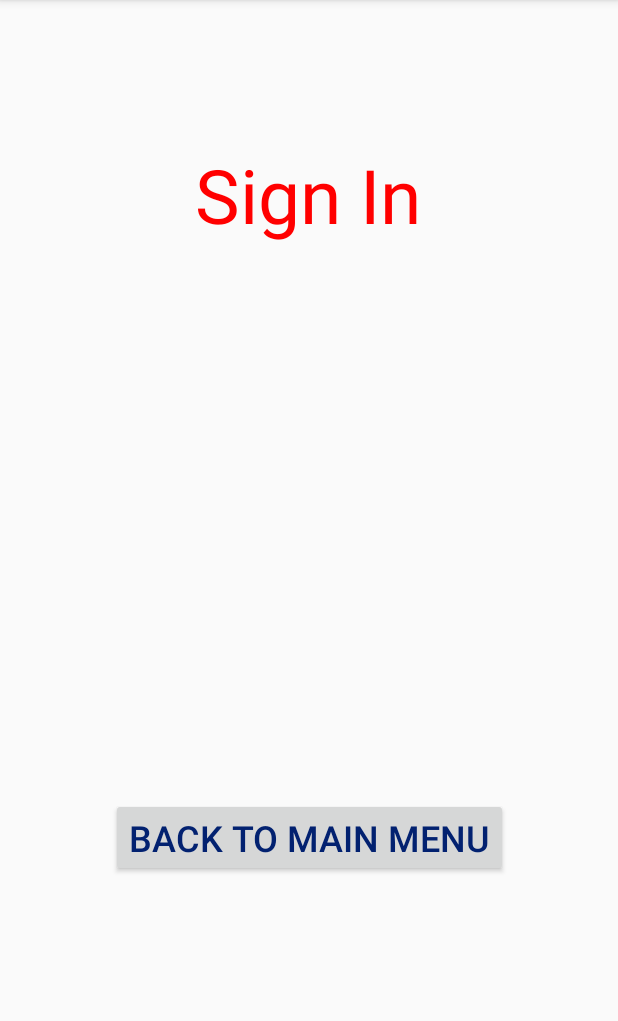
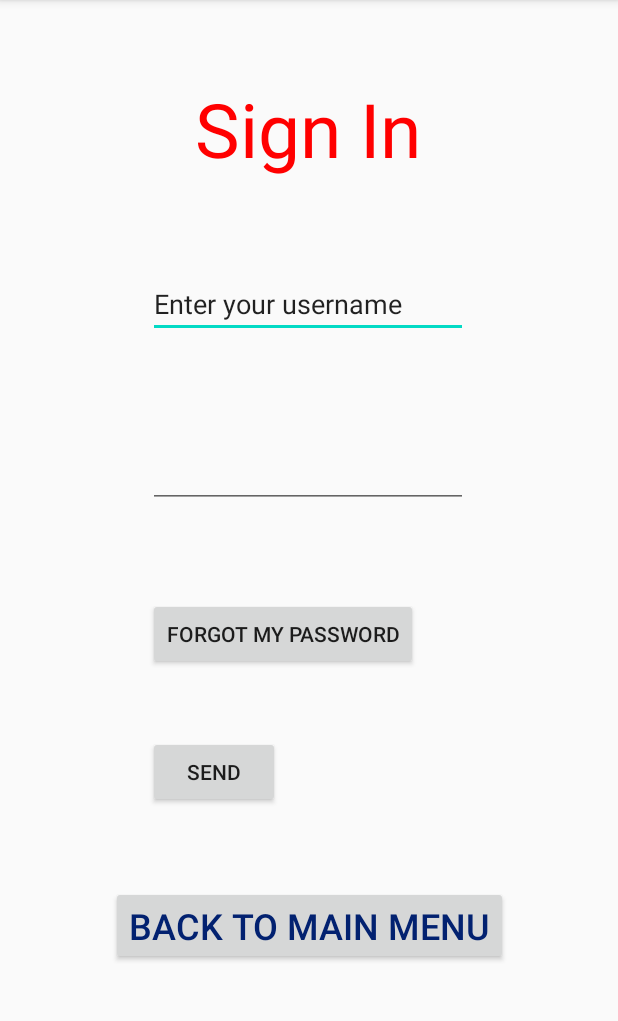
Before and after one commit to Nitzan-Beck/Free_Space, an Android app: the SingIn screen opened directly, with no data from a screen before it, on a phone screen of 412 x 824 dp, the part 84-1105 px from its top. Run offline under Robolectric (Android 15) with nearby library versions, the phone set to English and light mode, and no system bars.

Commit message:
30.10.2020 editing Sign In page

```diff
--- a/app/src/main/java/com/example/free_space/MainActivity.java
+++ b/app/src/main/java/com/example/free_space/MainActivity.java
@@ -10,35 +10,16 @@ import android.widget.Button;
 
 public class MainActivity extends AppCompatActivity {
     Button btn;
-    @Override
+    //@Override
     protected void onCreate(Bundle savedInstanceState) {
         super.onCreate(savedInstanceState);
-        setContentView(R.layout.activity_main);
-        btn=(Button) findViewById(R.id.buttonSIgnIn);
-        btn.setOnClickListener(new View.OnClickListener() {
-            @Override
-            public void onClick(View v) {
-                final Dialog SignInDialog=new Dialog(MainActivity.this);
-                SignInDialog.setContentView(R.layout.sign_in_dialog);
-                Button btn2;
-                btn2=(Button) SignInDialog.findViewById(R.id.submit);
-                btn2.setOnClickListener(new View.OnClickListener() {
-                  @Override
-                  public void onClick(View v) {
-                   SignInDialog.dismiss();
-                  }
-                });
-
-                SignInDialog.show();
-
-            }
-        });
+       setContentView(R.layout.activity_main);
     }
 
-    //public void btnSignIn(View view) {
-      //  Intent i=new Intent(this, SingIn.class);
-        //startActivity(i);
-    //}
+    public void btnSignIn(View view) {
+        Intent i=new Intent(this, SingIn.class);
+        startActivity(i);
+    }
 
 
     public void btnSignUp(View view) {
--- a/app/src/main/res/layout/activity_sing_in.xml
+++ b/app/src/main/res/layout/activity_sing_in.xml
@@ -10,7 +10,7 @@
         android:id="@+id/buttonBackToMenu"
         android:layout_width="wrap_content"
         android:layout_height="wrap_content"
-        android:layout_marginTop="356dp"
+        android:layout_marginTop="52dp"
         android:gravity="center"
         android:onClick="btnBackToMainMenu"
         android:text="Back to main menu"
@@ -18,13 +18,13 @@
         android:textSize="24sp"
         app:layout_constraintEnd_toEndOf="parent"
         app:layout_constraintStart_toStartOf="parent"
-        app:layout_constraintTop_toBottomOf="@+id/txtSignIn" />
+        app:layout_constraintTop_toBottomOf="@+id/Send" />
 
     <TextView
         android:id="@+id/txtSignIn"
         android:layout_width="196dp"
         android:layout_height="92dp"
-        android:layout_marginTop="84dp"
+        android:layout_marginTop="40dp"
         android:gravity="center"
         android:text="Sign In"
         android:textColor="#FF0000"
@@ -33,4 +33,50 @@
         app:layout_constraintHorizontal_bias="0.497"
         app:layout_constraintStart_toStartOf="parent"
         app:layout_constraintTop_toTopOf="parent" />
+
+    <EditText
+        android:id="@+id/editTextTxtUserName"
+        android:layout_width="wrap_content"
+        android:layout_height="wrap_content"
+        android:layout_marginTop="48dp"
+        android:ems="10"
+        android:inputType="textPersonName"
+        android:text="Enter your username"
+        app:layout_constraintEnd_toEndOf="@+id/txtSignIn"
+        app:layout_constraintStart_toStartOf="@+id/txtSignIn"
+        app:layout_constraintTop_toBottomOf="@+id/txtSignIn" />
+
+    <EditText
+        android:id="@+id/UserPassword"
+        android:layout_width="wrap_content"
+        android:layout_height="wrap_content"
+        android:layout_marginTop="68dp"
+        android:ems="10"
+        android:inputType="textPassword"
+        app:layout_constraintEnd_toEndOf="@+id/editTextTxtUserName"
+        app:layout_constraintStart_toStartOf="@+id/editTextTxtUserName"
+        app:layout_constraintTop_toBottomOf="@+id/editTextTxtUserName"
+        tools:text="password" />
+
+    <Button
+        android:id="@+id/forgotMyPassword"
+        android:layout_width="wrap_content"
+        android:layout_height="wrap_content"
+        android:layout_marginTop="60dp"
+        android:text="Forgot My Password"
+        app:layout_constraintEnd_toEndOf="@+id/UserPassword"
+        app:layout_constraintHorizontal_bias="0.0"
+        app:layout_constraintStart_toStartOf="@+id/UserPassword"
+        app:layout_constraintTop_toBottomOf="@+id/UserPassword" />
+
+    <Button
+        android:id="@+id/Send"
+        android:layout_width="wrap_content"
+        android:layout_height="wrap_content"
+        android:layout_marginTop="44dp"
+        android:text="Send"
+        app:layout_constraintEnd_toEndOf="@+id/forgotMyPassword"
+        app:layout_constraintHorizontal_bias="0.0"
+        app:layout_constraintStart_toStartOf="@+id/forgotMyPassword"
+        app:layout_constraintTop_toBottomOf="@+id/forgotMyPassword" />
 </androidx.constraintlayout.widget.ConstraintLayout>
```
